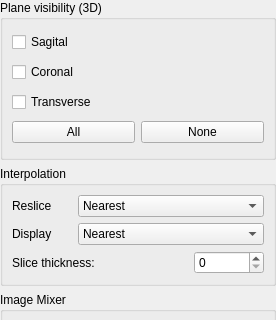
Qt form IbisLib/gui/triplecutplaneobjectsettingswidget.ui (IbisNeuronav/Ibis) before a commit; both pictures show x 0 to 276 and y 0 to 320 of the 276 by 598 pixel window.
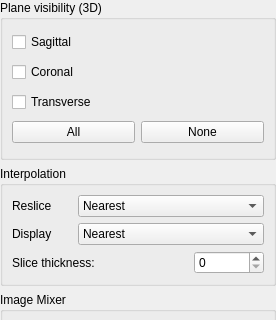
The same form after that commit.

Patch:
```diff
--- a/IbisLib/gui/triplecutplaneobjectsettingswidget.ui
+++ b/IbisLib/gui/triplecutplaneobjectsettingswidget.ui
@@ -53,7 +53,7 @@
          </size>
         </property>
         <property name="text">
-         <string>Sagital</string>
+         <string>Sagittal</string>
         </property>
        </widget>
       </item>
```
Left out of the diff: 2 changed lines with no effect on the pictures.
